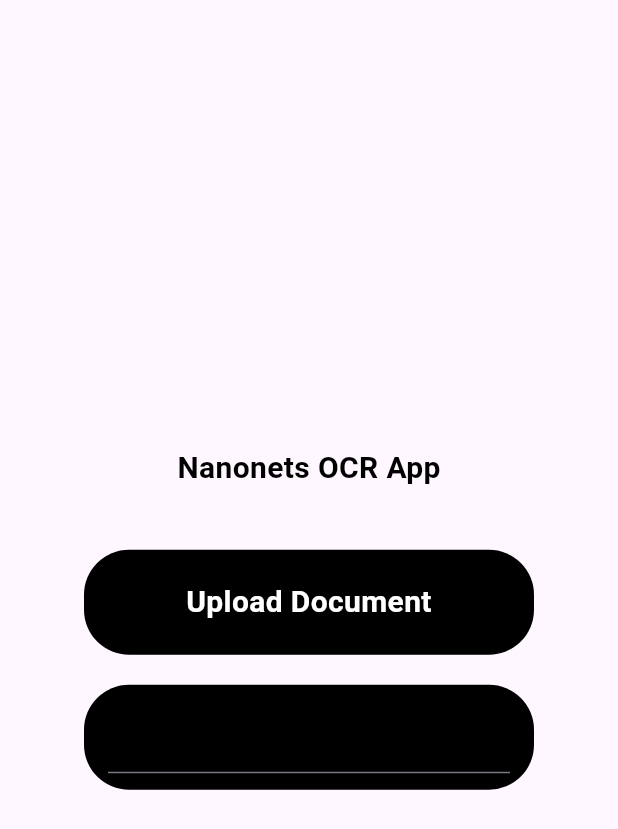
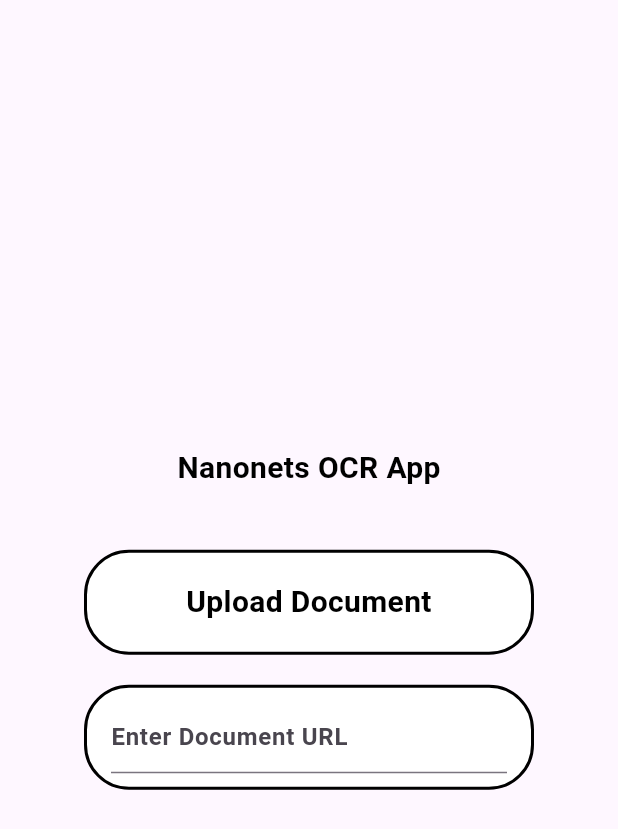
Before and after one commit to jigyasa1411/flutter_nanonets_ocr, a Flutter app: the screen it shows after launch, on a phone screen of 412 x 824 dp. Shown: the top 829 px of the screen. Run offline on Flutter 3.47's test engine with Material 2 defaults, Android fonts, the phone set to English and light mode, and no system bars; our stand-ins replace dio, image_picker.

Commit message:
Added repository link in Pubspec.yaml

```diff
--- a/example/lib/main.dart
+++ b/example/lib/main.dart
@@ -1,7 +1,7 @@
+// ignore_for_file: prefer_const_constructors
+
 import 'dart:developer';
 import 'dart:io';
-
-import 'package:example/screens/home_page.dart';
 import 'package:example/screens/receipt_description_screen.dart';
 import 'package:flutter/material.dart';
 import 'package:image_picker/image_picker.dart';
@@ -112,13 +112,14 @@ class _HomePageState extends State<HomePage> {
                 width: 300,
                 alignment: Alignment.center,
                 decoration: BoxDecoration(
-                    color: kBlack,
+                    color: kWhite,
+                    border: Border.all(color: kBlack, width: 2),
                     borderRadius: BorderRadius.all(Radius.circular(30))),
                 child: Text(
                   uploadPassportImage,
                   textAlign: TextAlign.center,
                   style: TextStyle(
-                      color: kWhite, fontSize: 20, fontWeight: FontWeight.bold),
+                      color: kBlack, fontSize: 20, fontWeight: FontWeight.bold),
                 ),
               ),
             ),
@@ -134,13 +135,14 @@ class _HomePageState extends State<HomePage> {
                 padding: EdgeInsets.symmetric(horizontal: 16, vertical: 8),
                 alignment: Alignment.center,
                 decoration: BoxDecoration(
-                    color: kBlack,
+                    color: kWhite,
+                    border: Border.all(color: kBlack, width: 2),
                     borderRadius: BorderRadius.all(Radius.circular(30))),
                 child: TextFormField(
                   controller: urlController,
                   style: TextStyle(
-                      color: kWhite, fontSize: 16, fontWeight: FontWeight.bold),
-                  decoration: InputDecoration(),
+                      color: kBlack, fontSize: 16, fontWeight: FontWeight.bold),
+                  decoration: InputDecoration(hintText: "Enter Document URL"),
                   onEditingComplete: () {
                     if (urlController.text.isNotEmpty) {
                       Navigator.of(context).push(
--- a/pubspec.yaml
+++ b/pubspec.yaml
@@ -2,6 +2,7 @@ name: flutter_nanonets_ocr
 description: A package for using Nanonets OCR api calls easily in the flutter application without having to write long code to implement it manually.
 version: 0.0.1
 homepage: https://github.com/jigyasa1411/flutter_nanonets_ocr
+repository: https://github.com/jigyasa1411/flutter_nanonets_ocr
 
 environment:
   sdk: '>=3.0.3 <4.0.0'
```
Also changed, not shown: example/lib/constants/strings_constants.dart (+0 -9 lines), 1 other file.
